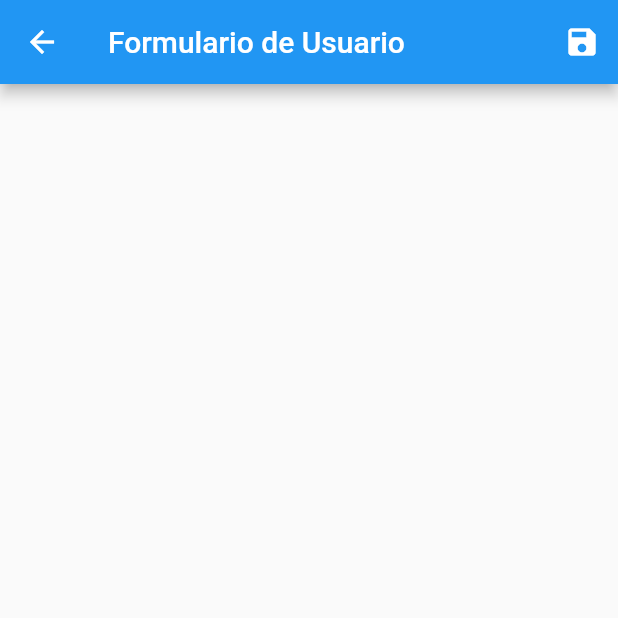
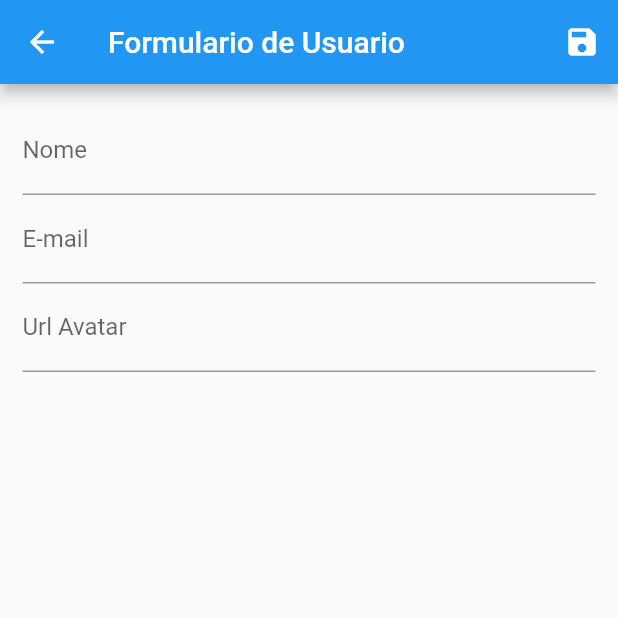
Before and after one commit to lbmds/Flutter_Crud, a Flutter app: the screen it shows after launch, after a tap on the "add" icon, on a phone screen of 412 x 824 dp, the top half of it. Run offline on Flutter 3.47's test engine with Material 2 defaults, Android fonts, the phone set to English and light mode, and no system bars; network calls fail.

Commit message:
:sparkles: feat: Inserido Função Adicionar

```diff
--- a/lib/components/user_tile.dart
+++ b/lib/components/user_tile.dart
@@ -20,12 +20,12 @@ class Usertile extends StatelessWidget {
       leading: avatar,
       title: Text(user.name),
       subtitle: Text(user.email),
-      trailing: Container(
+      trailing: SizedBox(
         width: 100,
         child: Row(
           children: <Widget>[
             IconButton(
-              icon: Icon(Icons.edit),
+              icon: const Icon(Icons.edit),
               color: Colors.orange,
               onPressed: () {
                 Navigator.of(context).pushNamed(
@@ -35,7 +35,7 @@ class Usertile extends StatelessWidget {
               },
             ),
             IconButton(
-              icon: Icon(Icons.delete),
+              icon: const Icon(Icons.delete),
               color: Colors.red,
               onPressed: () {},
             ),
--- a/lib/main.dart
+++ b/lib/main.dart
@@ -25,7 +25,7 @@ class MyApp extends StatelessWidget {
             primarySwatch: Colors.blue,
             visualDensity: VisualDensity.adaptivePlatformDensity),
         routes: {
-          AppRoutes.HOME: (_) => UserList(),
+          AppRoutes.HOME: (_) => const UserList(),
           AppRoutes.USER_FORM: (_) => UserForm()
         },
       ),
--- a/lib/provider/users.dart
+++ b/lib/provider/users.dart
@@ -1,3 +1,5 @@
+
+// ignore_for_file: unnecessary_null_comparison, duplicate_ignore
 
 import 'dart:math';
 
@@ -26,6 +28,7 @@ class Users with ChangeNotifier {
       return;
     }
 
+    // ignore: unnecessary_null_comparison
     if (user.id != null &&
         user.id.trim().isNotEmpty &&
         _items.containsKey(user.id)) {
--- a/lib/views/user_form.dart
+++ b/lib/views/user_form.dart
@@ -1,7 +1,15 @@
+// ignore_for_file: prefer_const_constructors, prefer_const_literals_to_create_immutables
+
 import 'package:flutter/material.dart';
+import 'package:flutter_crud/models/user.dart';
+import 'package:flutter_crud/provider/users.dart';
+import 'package:provider/provider.dart';
 
 class UserForm extends StatelessWidget {
-  const UserForm({super.key});
+final _form = GlobalKey<FormState>();
+final Map<String, String> _formData = {};
+
+  UserForm({super.key});
 
   @override
   Widget build(BuildContext context) {
@@ -10,11 +18,57 @@ class UserForm extends StatelessWidget {
         title: Text('Formulario de Usuario'),
         actions: <Widget>[
           IconButton(
-              onPressed: () {
+            icon: Icon(Icons.save),
+            onPressed: () {
+              final isValid = _form.currentState!.validate();
+
+              if (isValid) {
+                _form.currentState?.save();
+
+                Provider.of<Users>(context, listen: false).put(
+                  User(
+                    id: _formData['id']?? '',
+                    name: _formData['name']?? '',
+                    email: _formData['email']?? '',
+                    avatarUrl: _formData['avatarUrl']?? '',
+                  ),
+                );
                 Navigator.of(context).pop();
-              },
-              icon: Icon(Icons.save))
+              }
+            },
+          ),
         ],
+      ),
+      body: Padding(
+        padding: EdgeInsets.all(15),
+        child: Form(
+            key: _form,
+            child: Column(
+              children: <Widget>[
+                TextFormField(
+                  decoration: InputDecoration(labelText: 'Nome'),
+                  validator: (value) {
+                    if (value == null || value.isEmpty) {
+                      return 'Nome inválido';
+                    }
+
+                    if (value.trim().length < 3) {
+                      return 'Nome muito pequeno. No minino 3 letras.';
+                    }
+
+                    return null;
+                  },
+                  onSaved: (value) => _formData['name'] = value!,
+                ),
+                TextFormField(
+                  decoration: InputDecoration(labelText: 'E-mail'),
+                  onSaved: (value) => _formData['email'] = value!,
+                ),
+                TextFormField(
+                    decoration: InputDecoration(labelText: 'Url Avatar'),
+                    onSaved: (value) => _formData['avatarUrl'] = value!),
+              ],
+            )),
       ),
     );
   }
--- a/lib/views/user_list.dart
+++ b/lib/views/user_list.dart
@@ -19,7 +19,7 @@ class UserList extends StatelessWidget {
               onPressed: () {
                 Navigator.of(context).pushNamed(AppRoutes.USER_FORM);
               },
-              icon: Icon(Icons.add))
+              icon: const Icon(Icons.add))
         ],
       ),
       body: ListView.builder(
```
